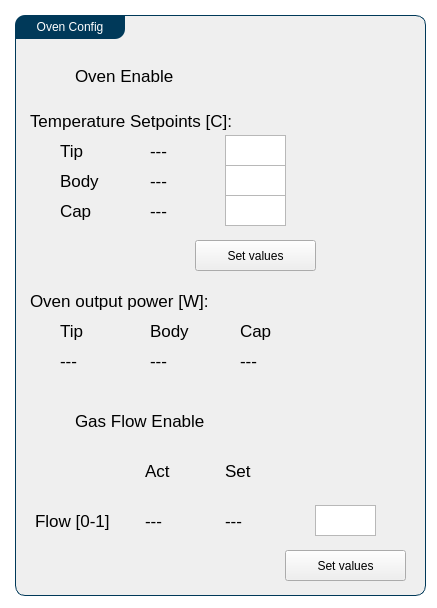
pnjun/UrsaPQ-Manager, file Utils/ursapqConsoleResources/sample.ui: the form before one commit.
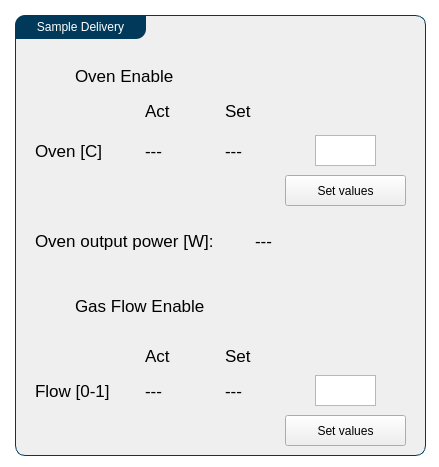
The form after the commit.

Commit message: changed ovenPS to LVPS and all that

The edit to the form file:
```diff
--- a/Utils/ursapqConsoleResources/sample.ui
+++ b/Utils/ursapqConsoleResources/sample.ui
@@ -6,8 +6,8 @@
    <rect>
     <x>0</x>
     <y>0</y>
-    <width>437</width>
-    <height>608</height>
+    <width>439</width>
+    <height>467</height>
    </rect>
   </property>
   <property name="windowTitle">
@@ -45,11 +45,11 @@
       <x>15</x>
       <y>15</y>
       <width>411</width>
-      <height>581</height>
+      <height>441</height>
      </rect>
     </property>
     <property name="title">
-     <string>Oven Config</string>
+     <string>Sample Delivery</string>
     </property>
     <widget class="QLabel" name="label">
      <property name="geometry">
@@ -78,20 +78,20 @@
     <widget class="QLabel" name="label_2">
      <property name="geometry">
       <rect>
-       <x>15</x>
-       <y>90</y>
-       <width>241</width>
+       <x>20</x>
+       <y>120</y>
+       <width>141</width>
        <height>31</height>
       </rect>
      </property>
      <property name="text">
-      <string>Temperature Setpoints [C]:</string>
+      <string>Oven [C]</string>
      </property>
     </widget>
     <widget class="QPlainTextEdit" name="tipSetPoint_in">
      <property name="geometry">
       <rect>
-       <x>210</x>
+       <x>300</x>
        <y>120</y>
        <width>61</width>
        <height>31</height>
@@ -101,85 +101,11 @@
       <set>Qt::ImhNone</set>
      </property>
     </widget>
-    <widget class="QPlainTextEdit" name="bodySetPoint_in">
-     <property name="geometry">
-      <rect>
-       <x>210</x>
-       <y>150</y>
-       <width>61</width>
-       <height>31</height>
-      </rect>
-     </property>
-     <property name="inputMethodHints">
-      <set>Qt::ImhNone</set>
-     </property>
-    </widget>
-    <widget class="QPlainTextEdit" name="capSetPoint_in">
-     <property name="geometry">
-      <rect>
-       <x>210</x>
-       <y>180</y>
-       <width>61</width>
-       <height>31</height>
-      </rect>
-     </property>
-     <property name="inputMethodHints">
-      <set>Qt::ImhNone</set>
-     </property>
-     <property name="lineWrapMode">
-      <enum>QPlainTextEdit::NoWrap</enum>
-     </property>
-     <property name="plainText">
-      <string/>
-     </property>
-     <property name="maximumBlockCount">
-      <number>4</number>
-     </property>
-    </widget>
-    <widget class="QLabel" name="label_3">
-     <property name="geometry">
-      <rect>
-       <x>45</x>
-       <y>120</y>
-       <width>46</width>
-       <height>31</height>
-      </rect>
-     </property>
-     <property name="text">
-      <string>Tip</string>
-     </property>
-    </widget>
-    <widget class="QLabel" name="label_4">
-     <property name="geometry">
-      <rect>
-       <x>45</x>
-       <y>150</y>
-       <width>46</width>
-       <height>31</height>
-      </rect>
-     </property>
-     <property name="text">
-      <string>Body</string>
-     </property>
-    </widget>
-    <widget class="QLabel" name="label_5">
-     <property name="geometry">
-      <rect>
-       <x>45</x>
-       <y>180</y>
-       <width>46</width>
-       <height>31</height>
-      </rect>
-     </property>
-     <property name="text">
-      <string>Cap</string>
-     </property>
-    </widget>
     <widget class="QLabel" name="label_6">
      <property name="geometry">
       <rect>
-       <x>15</x>
-       <y>270</y>
+       <x>20</x>
+       <y>210</y>
        <width>226</width>
        <height>31</height>
       </rect>
@@ -191,86 +117,21 @@
     <widget class="QLabel" name="label_7">
      <property name="geometry">
       <rect>
-       <x>45</x>
-       <y>300</y>
-       <width>46</width>
+       <x>240</x>
+       <y>210</y>
+       <width>101</width>
        <height>31</height>
       </rect>
      </property>
      <property name="text">
-      <string>Tip</string>
-     </property>
-    </widget>
-    <widget class="QLabel" name="label_8">
-     <property name="geometry">
-      <rect>
-       <x>135</x>
-       <y>300</y>
-       <width>46</width>
-       <height>31</height>
-      </rect>
-     </property>
-     <property name="text">
-      <string>Body</string>
-     </property>
-    </widget>
-    <widget class="QLabel" name="label_9">
-     <property name="geometry">
-      <rect>
-       <x>225</x>
-       <y>300</y>
-       <width>46</width>
-       <height>31</height>
-      </rect>
-     </property>
-     <property name="text">
-      <string>Cap</string>
-     </property>
-    </widget>
-    <widget class="QLabel" name="tipPow">
-     <property name="geometry">
-      <rect>
-       <x>45</x>
-       <y>330</y>
-       <width>46</width>
-       <height>31</height>
-      </rect>
-     </property>
-     <property name="text">
       <string>---</string>
      </property>
     </widget>
-    <widget class="QLabel" name="bodyPow">
+    <widget class="QPushButton" name="ovenSetButton">
      <property name="geometry">
       <rect>
-       <x>135</x>
-       <y>330</y>
-       <width>46</width>
-       <height>31</height>
-      </rect>
-     </property>
-     <property name="text">
-      <string>---</string>
-     </property>
-    </widget>
-    <widget class="QLabel" name="capPow">
-     <property name="geometry">
-      <rect>
-       <x>225</x>
-       <y>330</y>
-       <width>46</width>
-       <height>31</height>
-      </rect>
-     </property>
-     <property name="text">
-      <string>---</string>
-     </property>
-    </widget>
-    <widget class="QPushButton" name="setPointsButton">
-     <property name="geometry">
-      <rect>
-       <x>180</x>
-       <y>225</y>
+       <x>270</x>
+       <y>160</y>
        <width>121</width>
        <height>31</height>
       </rect>
@@ -282,7 +143,7 @@
     <widget class="QLabel" name="tipSetPoint">
      <property name="geometry">
       <rect>
-       <x>135</x>
+       <x>210</x>
        <y>120</y>
        <width>63</width>
        <height>31</height>
@@ -292,37 +153,11 @@
       <string>---</string>
      </property>
     </widget>
-    <widget class="QLabel" name="bodySetPoint">
-     <property name="geometry">
-      <rect>
-       <x>135</x>
-       <y>150</y>
-       <width>63</width>
-       <height>31</height>
-      </rect>
-     </property>
-     <property name="text">
-      <string>---</string>
-     </property>
-    </widget>
-    <widget class="QLabel" name="capSetPoint">
-     <property name="geometry">
-      <rect>
-       <x>135</x>
-       <y>180</y>
-       <width>63</width>
-       <height>31</height>
-      </rect>
-     </property>
-     <property name="text">
-      <string>---</string>
-     </property>
-    </widget>
     <widget class="QWidget" name="verticalLayoutWidget_2">
      <property name="geometry">
       <rect>
        <x>15</x>
-       <y>390</y>
+       <y>275</y>
        <width>46</width>
        <height>31</height>
       </rect>
@@ -333,7 +168,7 @@
      <property name="geometry">
       <rect>
        <x>60</x>
-       <y>390</y>
+       <y>275</y>
        <width>161</width>
        <height>31</height>
       </rect>
@@ -346,7 +181,7 @@
      <property name="geometry">
       <rect>
        <x>130</x>
-       <y>490</y>
+       <y>360</y>
        <width>63</width>
        <height>31</height>
       </rect>
@@ -359,7 +194,7 @@
      <property name="geometry">
       <rect>
        <x>300</x>
-       <y>490</y>
+       <y>360</y>
        <width>61</width>
        <height>31</height>
       </rect>
@@ -381,7 +216,7 @@
      <property name="geometry">
       <rect>
        <x>270</x>
-       <y>535</y>
+       <y>400</y>
        <width>121</width>
        <height>31</height>
       </rect>
@@ -394,7 +229,7 @@
      <property name="geometry">
       <rect>
        <x>20</x>
-       <y>490</y>
+       <y>360</y>
        <width>81</width>
        <height>31</height>
       </rect>
@@ -407,7 +242,7 @@
      <property name="geometry">
       <rect>
        <x>210</x>
-       <y>490</y>
+       <y>360</y>
        <width>63</width>
        <height>31</height>
       </rect>
@@ -420,7 +255,7 @@
      <property name="geometry">
       <rect>
        <x>130</x>
-       <y>440</y>
+       <y>325</y>
        <width>63</width>
        <height>31</height>
       </rect>
@@ -433,7 +268,46 @@
      <property name="geometry">
       <rect>
        <x>210</x>
-       <y>440</y>
+       <y>325</y>
+       <width>51</width>
+       <height>31</height>
+      </rect>
+     </property>
+     <property name="text">
+      <string>Set</string>
+     </property>
+    </widget>
+    <widget class="QLabel" name="oven_temp">
+     <property name="geometry">
+      <rect>
+       <x>130</x>
+       <y>120</y>
+       <width>63</width>
+       <height>31</height>
+      </rect>
+     </property>
+     <property name="text">
+      <string>---</string>
+     </property>
+    </widget>
+    <widget class="QLabel" name="capSetPoint_8">
+     <property name="geometry">
+      <rect>
+       <x>130</x>
+       <y>80</y>
+       <width>63</width>
+       <height>31</height>
+      </rect>
+     </property>
+     <property name="text">
+      <string>Act</string>
+     </property>
+    </widget>
+    <widget class="QLabel" name="capSetPoint_9">
+     <property name="geometry">
+      <rect>
+       <x>210</x>
+       <y>80</y>
        <width>51</width>
        <height>31</height>
       </rect>
```
Left out of the diff: 6 changed lines with no effect on the pictures. The commit also changes 4 other files.
